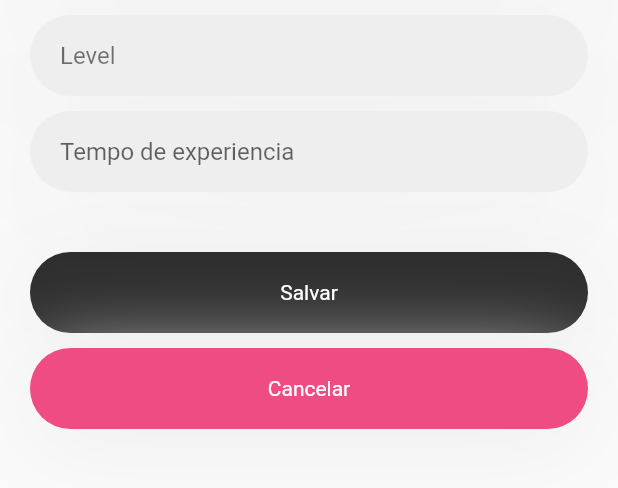
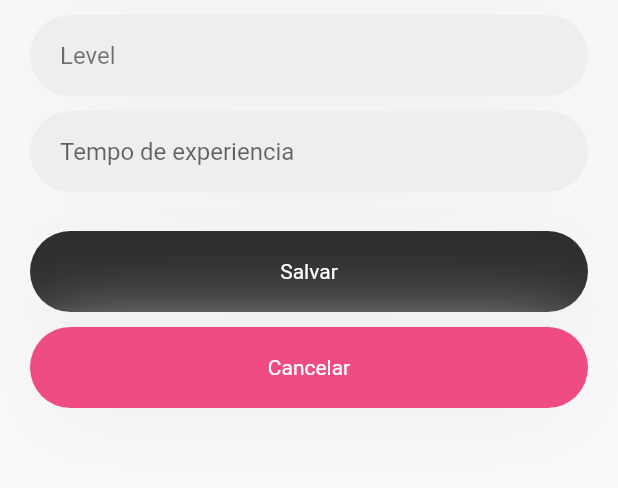
Before and after one commit to flavio-fgjj/crud-skills-flutter, a Flutter app: the AddEditScreen screen opened by its route, on a phone screen of 412 x 824 dp, the part 432-920 px from its top. Run offline on Flutter 3.47's test engine with Material 2 defaults, Android fonts, the phone set to English and light mode, and no system bars; our stand-ins replace cloud_firestore, firebase_auth, firebase_core, shared_preferences; accounts and stored records are empty; network calls fail.

Commit message:
rounded button component added

```diff
--- a/lib/screens/add_edit_screen.dart
+++ b/lib/screens/add_edit_screen.dart
@@ -3,6 +3,8 @@ import 'package:crud_flutter_fiap/screens/home/home_screen.dart';
 import 'package:crud_flutter_fiap/utils/security_util.dart';
 import 'package:firebase_auth/firebase_auth.dart';
 import 'package:flutter/material.dart';
+
+import '../widgets/rounded_button.dart';
 
 class AddEditScreen extends StatefulWidget {
   static const String id = "/addedit_screen";
@@ -174,30 +176,15 @@ class StartState extends State<AddEditScreen> {
                 ),
               ),
             ),
+            const SizedBox(
+              height: 16,
+              width: double.infinity,
+            ),
             GestureDetector(
               onTap: () {
                 save(context);
               },
-              child: Container(
-                alignment: Alignment.center,
-                margin: const EdgeInsets.only(left: 20, right: 20, top: 40),
-                padding: const EdgeInsets.only(left: 20, right: 20),
-                height: 54,
-                decoration: BoxDecoration(
-                  borderRadius: BorderRadius.circular(50),
-                  color: const Color(0xff2e2e2e),
-                  boxShadow: const [
-                    BoxShadow(
-                        offset: Offset(0, 10),
-                        blurRadius: 50,
-                        color: Color(0xffEEEEEE)),
-                  ],
-                ),
-                child: Text(
-                  widget.idCollection != '_' ? "Editar" : "Salvar",
-                  style: const TextStyle(color: Colors.white),
-                ),
-              ),
+              child: RoundedButton(color: const Color(0xff2e2e2e), text: widget.idCollection != '_' ? "Editar" : "Salvar"),
             ),
             GestureDetector(
               onTap: () {
@@ -209,26 +196,7 @@ class StartState extends State<AddEditScreen> {
                       builder: (context) => const HomeScreen(),
                     ));
               },
-              child: Container(
-                alignment: Alignment.center,
-                margin: const EdgeInsets.only(left: 20, right: 20, top: 10),
-                padding: const EdgeInsets.only(left: 20, right: 20),
-                height: 54,
-                decoration: BoxDecoration(
-                  borderRadius: BorderRadius.circular(50),
-                  color: const Color(0xffee4c83),
-                  boxShadow: const [
-                    BoxShadow(
-                        offset: Offset(0, 10),
-                        blurRadius: 50,
-                        color: Color(0xffEEEEEE)),
-                  ],
-                ),
-                child: const Text(
-                  "Cancelar",
-                  style: const TextStyle(color: Colors.white),
-                ),
-              ),
+              child: const RoundedButton(color: Color(0xffee4c83), text: "Cancelar"),
             ),
           ],
         )));
--- /dev/null
+++ b/lib/widgets/rounded_button.dart
@@ -0,0 +1,37 @@
+import 'package:flutter/material.dart';
+
+class RoundedButton extends StatelessWidget {
+
+  const RoundedButton({
+    super.key,
+    required this.text,
+    required this.color
+  });
+
+  final String text;
+  final Color color;
+
+  @override
+  Widget build(BuildContext context) {
+    return Container(
+        alignment: Alignment.center,
+        margin: const EdgeInsets.only(left: 20, right: 20, top: 10),
+        padding: const EdgeInsets.only(left: 20, right: 20),
+        height: 54,
+        decoration: BoxDecoration(
+          borderRadius: BorderRadius.circular(50),
+          color: color,
+          boxShadow: const [
+            BoxShadow(
+                offset: Offset(0, 10),
+                blurRadius: 50,
+                color: Color(0xffEEEEEE)),
+          ],
+        ),
+        child: Text(
+          text,
+          style: const TextStyle(color: Colors.white),
+        ),
+      );
+  }
+}
```
Also changed, not shown: lib/screens/auth_screen.dart (+2 -20 lines), lib/screens/signup_screen.dart (+3 -20 lines).
